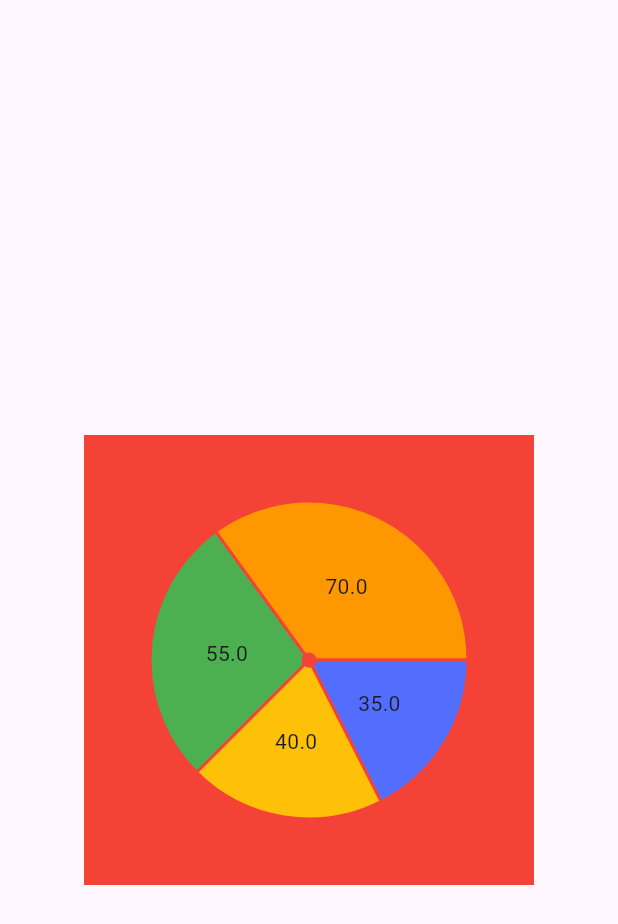
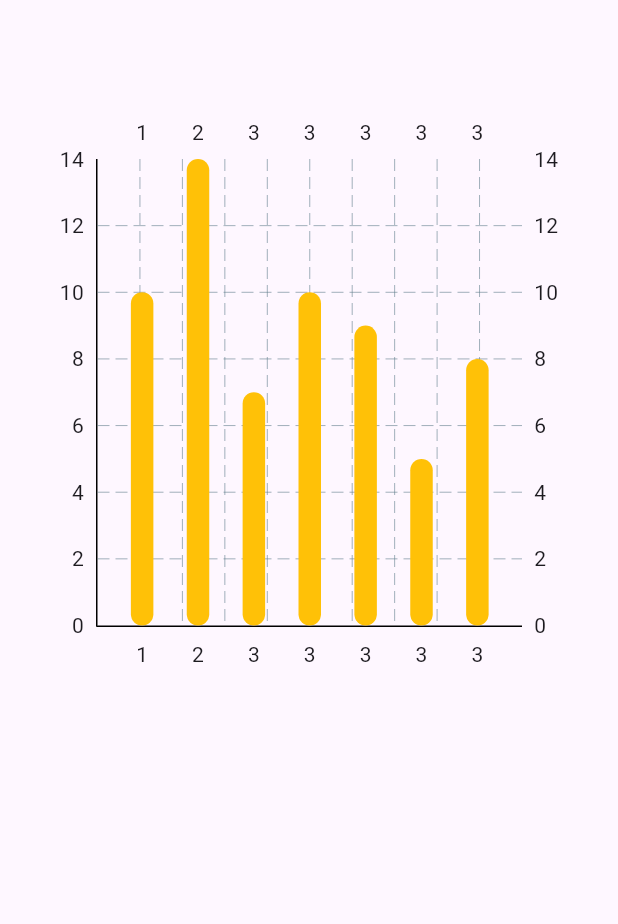
Before and after one commit to Inoyatovlee/Flutter-widgets, a Flutter app: the screen it shows after launch, on a phone screen of 412 x 824 dp. Shown: the top 924 px of the screen. Run offline on Flutter 3.47's test engine with Material 3 defaults, Android fonts, the phone set to English and light mode, and no system bars; drawn by our look-alikes of fl_chart; our stand-ins replace permission_handler.

Commit message:
Fl_ChardPage BarChard

```diff
--- a/lib/main.dart
+++ b/lib/main.dart
@@ -2,6 +2,7 @@ import 'package:flutter/material.dart';
 import 'package:flutter_widgets/widgets/ContainerPage.dart';
 import 'package:flutter_widgets/widgets/Fl_ChardPage.dart';
 import 'package:flutter_widgets/widgets/Fl_ChardPage2.dart';
+import 'package:flutter_widgets/widgets/Fl_ChardPage3.dart';
 import 'package:flutter_widgets/widgets/ImagePage.dart';
 import 'package:flutter_widgets/widgets/Padding.dart';
 import 'package:flutter_widgets/widgets/Rich.Text.dart';
@@ -37,7 +38,7 @@ class MyApp extends StatelessWidget {
         colorScheme: ColorScheme.fromSeed(seedColor: Colors.deepPurple),
         useMaterial3: true,
       ),
-      home: const Fl_ChardPage2(),
+      home: const Fl_ChardPage3(),
     );
   }
 }
--- /dev/null
+++ b/lib/widgets/Fl_ChardPage3.dart
@@ -0,0 +1,85 @@
+import 'package:fl_chart/fl_chart.dart';
+import 'package:flutter/material.dart';
+
+class Fl_ChardPage3 extends StatefulWidget {
+  const Fl_ChardPage3({super.key});
+
+  @override
+  State<Fl_ChardPage3> createState() => _Fl_ChardPage3State();
+}
+
+class _Fl_ChardPage3State extends State<Fl_ChardPage3> {
+  @override
+  Widget build(BuildContext context) {
+    return Scaffold(
+      appBar: AppBar(),
+      body: Padding(
+        padding: EdgeInsets.all(20),
+        child: AspectRatio(
+          aspectRatio: 1,
+          child: BarChart(BarChartData(
+              borderData: FlBorderData(
+                border: Border(
+                  top: BorderSide.none,
+                  right: BorderSide.none,
+                  left: BorderSide(width: 1),
+                  bottom: BorderSide(width: 1),
+                ),
+              ),
+              groupsSpace: 10,
+              barGroups: [
+                BarChartGroupData(
+                  x: 1,
+                  barRods: [
+                    BarChartRodData(
+                        fromY: 0, toY: 10, width: 15, color: Colors.amber),
+                  ],
+                ),
+                BarChartGroupData(
+                  x: 2,
+                  barRods: [
+                    BarChartRodData(
+                        fromY: 0, toY: 14, width: 15, color: Colors.amber),
+                  ],
+                ),
+                BarChartGroupData(
+                  x: 3,
+                  barRods: [
+                    BarChartRodData(
+                        fromY: 0, toY: 7, width: 15, color: Colors.amber),
+                  ],
+                ),
+                BarChartGroupData(
+                  x: 3,
+                  barRods: [
+                    BarChartRodData(
+                        fromY: 0, toY: 10, width: 15, color: Colors.amber),
+                  ],
+                ),
+                BarChartGroupData(
+                  x: 3,
+                  barRods: [
+                    BarChartRodData(
+                        fromY: 0, toY: 9, width: 15, color: Colors.amber),
+                  ],
+                ),
+                BarChartGroupData(
+                  x: 3,
+                  barRods: [
+                    BarChartRodData(
+                        fromY: 0, toY: 5, width: 15, color: Colors.amber),
+                  ],
+                ),
+                BarChartGroupData(
+                  x: 3,
+                  barRods: [
+                    BarChartRodData(
+                        fromY: 0, toY: 8, width: 15, color: Colors.amber),
+                  ],
+                ),
+              ])),
+        ),
+      ),
+    );
+  }
+}
```
